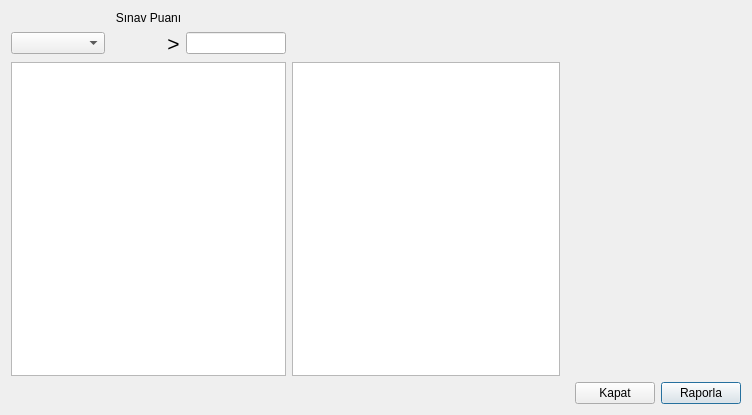
First picture: the form in raporla.ui, repository ekcdr/bahcesehirbitirme, before the edit.
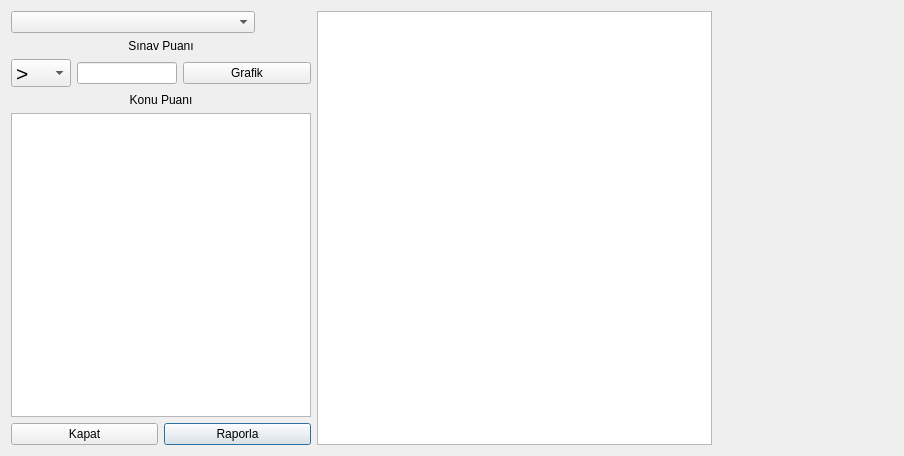
Second picture: the form after the edit.

```diff
--- a/raporla.ui
+++ b/raporla.ui
@@ -6,8 +6,8 @@
    <rect>
     <x>0</x>
     <y>0</y>
-    <width>752</width>
-    <height>415</height>
+    <width>904</width>
+    <height>456</height>
    </rect>
   </property>
   <property name="windowTitle">
@@ -15,48 +15,11 @@
   </property>
   <layout class="QGridLayout" name="gridLayout_2">
    <item row="0" column="0">
-    <layout class="QGridLayout" name="gridLayout">
-     <item row="1" column="0">
+    <layout class="QHBoxLayout" name="horizontalLayout_2">
+     <item>
       <widget class="QComboBox" name="cbSinav"/>
      </item>
-     <item row="1" column="3">
-      <widget class="QLineEdit" name="txtSinavPuan">
-       <property name="sizePolicy">
-        <sizepolicy hsizetype="Fixed" vsizetype="Fixed">
-         <horstretch>0</horstretch>
-         <verstretch>0</verstretch>
-        </sizepolicy>
-       </property>
-       <property name="maximumSize">
-        <size>
-         <width>100</width>
-         <height>16777215</height>
-        </size>
-       </property>
-      </widget>
-     </item>
-     <item row="1" column="2">
-      <widget class="QLabel" name="label_3">
-       <property name="sizePolicy">
-        <sizepolicy hsizetype="Fixed" vsizetype="Preferred">
-         <horstretch>0</horstretch>
-         <verstretch>0</verstretch>
-        </sizepolicy>
-       </property>
-       <property name="font">
-        <font>
-         <pointsize>16</pointsize>
-        </font>
-       </property>
-       <property name="text">
-        <string>&gt;</string>
-       </property>
-       <property name="alignment">
-        <set>Qt::AlignCenter</set>
-       </property>
-      </widget>
-     </item>
-     <item row="1" column="1">
+     <item>
       <widget class="QLabel" name="lblSinavToplamPuan">
        <property name="sizePolicy">
         <sizepolicy hsizetype="Minimum" vsizetype="Preferred">
@@ -85,7 +48,11 @@
        </property>
       </widget>
      </item>
-     <item row="0" column="0" colspan="4">
+    </layout>
+   </item>
+   <item row="1" column="0">
+    <layout class="QGridLayout" name="gridLayout">
+     <item row="0" column="0" colspan="3">
       <widget class="QLabel" name="label_2">
        <property name="sizePolicy">
         <sizepolicy hsizetype="Preferred" vsizetype="Preferred">
@@ -107,46 +74,93 @@
        </property>
       </widget>
      </item>
-    </layout>
-   </item>
-   <item row="2" column="0" colspan="3">
-    <layout class="QHBoxLayout" name="horizontalLayout">
-     <item>
-      <spacer name="horizontalSpacer">
-       <property name="orientation">
-        <enum>Qt::Horizontal</enum>
+     <item row="1" column="2">
+      <widget class="QPushButton" name="btnGrafik">
+       <property name="text">
+        <string>Grafik</string>
        </property>
-       <property name="sizeHint" stdset="0">
+      </widget>
+     </item>
+     <item row="1" column="0">
+      <widget class="QComboBox" name="cbKistas">
+       <property name="maximumSize">
         <size>
-         <width>40</width>
-         <height>20</height>
+         <width>60</width>
+         <height>28</height>
         </size>
        </property>
-      </spacer>
-     </item>
-     <item>
-      <widget class="QPushButton" name="btnKapat">
-       <property name="text">
-        <string>Kapat</string>
+       <property name="font">
+        <font>
+         <pointsize>16</pointsize>
+        </font>
        </property>
-       <property name="autoDefault">
-        <bool>false</bool>
+       <property name="insertPolicy">
+        <enum>QComboBox::NoInsert</enum>
        </property>
+       <item>
+        <property name="text">
+         <string>&gt;</string>
+        </property>
+       </item>
+       <item>
+        <property name="text">
+         <string>&lt;</string>
+        </property>
+       </item>
+       <item>
+        <property name="text">
+         <string>&gt;=</string>
+        </property>
+       </item>
+       <item>
+        <property name="text">
+         <string>&lt;=</string>
+        </property>
+       </item>
+       <item>
+        <property name="text">
+         <string>=</string>
+        </property>
+       </item>
+       <item>
+        <property name="text">
+         <string>!=</string>
+        </property>
+       </item>
       </widget>
      </item>
-     <item>
-      <widget class="QPushButton" name="btnRaporla">
-       <property name="text">
-        <string>Raporla</string>
+     <item row="1" column="1">
+      <widget class="QLineEdit" name="txtSinavPuan">
+       <property name="sizePolicy">
+        <sizepolicy hsizetype="Fixed" vsizetype="Fixed">
+         <horstretch>0</horstretch>
+         <verstretch>0</verstretch>
+        </sizepolicy>
        </property>
+       <property name="maximumSize">
+        <size>
+         <width>100</width>
+         <height>16777215</height>
+        </size>
+       </property>
       </widget>
      </item>
     </layout>
    </item>
-   <item row="1" column="1">
+   <item row="0" column="1" rowspan="5">
     <widget class="QTableWidget" name="tableWidget"/>
    </item>
-   <item row="1" column="0">
+   <item row="2" column="0">
+    <widget class="QLabel" name="label">
+     <property name="text">
+      <string>Konu Puanı</string>
+     </property>
+     <property name="alignment">
+      <set>Qt::AlignCenter</set>
+     </property>
+    </widget>
+   </item>
+   <item row="3" column="0">
     <widget class="QTableWidget" name="tableWidgetKonular">
      <property name="sizePolicy">
       <sizepolicy hsizetype="Expanding" vsizetype="Expanding">
@@ -156,19 +170,43 @@
      </property>
      <property name="minimumSize">
       <size>
-       <width>275</width>
+       <width>300</width>
        <height>0</height>
       </size>
      </property>
      <property name="maximumSize">
       <size>
-       <width>275</width>
+       <width>300</width>
        <height>16777215</height>
       </size>
      </property>
     </widget>
    </item>
-   <item row="1" column="2">
+   <item row="4" column="0">
+    <layout class="QHBoxLayout" name="horizontalLayout">
+     <item>
+      <widget class="QPushButton" name="btnKapat">
+       <property name="text">
+        <string>Kapat</string>
+       </property>
+       <property name="autoDefault">
+        <bool>false</bool>
+       </property>
+      </widget>
+     </item>
+     <item>
+      <widget class="QPushButton" name="btnRaporla">
+       <property name="text">
+        <string>Raporla</string>
+       </property>
+       <property name="default">
+        <bool>true</bool>
+       </property>
+      </widget>
+     </item>
+    </layout>
+   </item>
+   <item row="0" column="2" rowspan="5">
     <widget class="QLabel" name="lblOgrenciSayi">
      <property name="minimumSize">
       <size>
```
